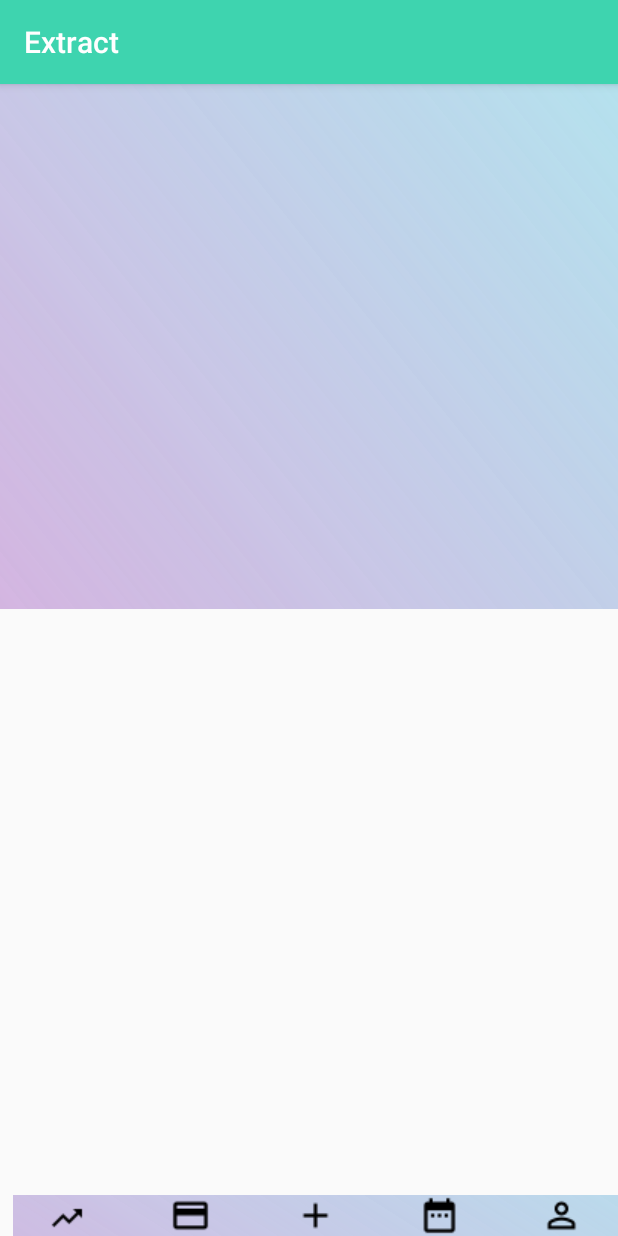
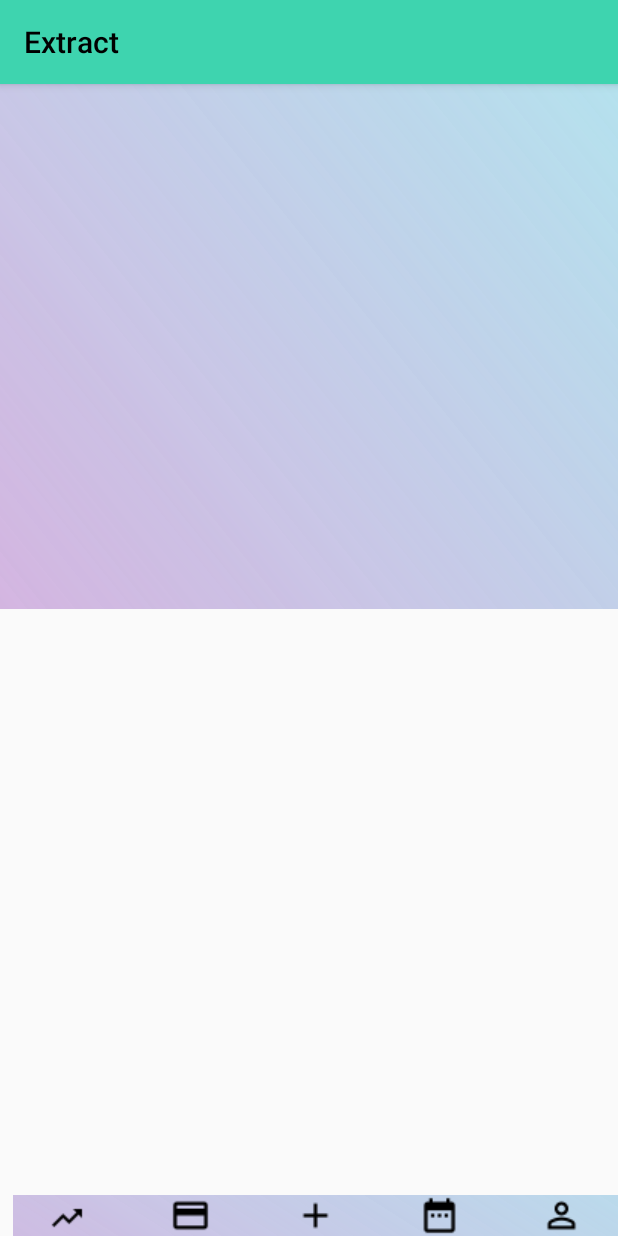
Before and after one commit to Natayoane/fin-family-app, an Android app: the screen it shows after launch (Extract), after a tap on "CREATE ACCOUNT", on a phone screen of 412 x 824 dp. Run offline under Robolectric (Android 15) with nearby library versions, the phone set to English and light mode, and no system bars.

Commit message:
Changed text color at navbar

```diff
--- a/app/src/main/AndroidManifest.xml
+++ b/app/src/main/AndroidManifest.xml
@@ -16,6 +16,7 @@
         <activity
             android:name=".Extract"
             android:label="Extract"
+            android:colorMode="default"
             android:theme="@style/navbar" />
         <activity
             android:name=".Panel"
--- a/app/src/main/res/values/styles.xml
+++ b/app/src/main/res/values/styles.xml
@@ -6,6 +6,7 @@
         <item name="colorPrimary">@color/colorPrimary</item>
         <item name="colorPrimaryDark">@color/colorPrimaryDark</item>
         <item name="colorAccent">@color/colorAccent</item>
+
     </style>
 
     <style name="navbar" parent="Theme.AppCompat.Light.DarkActionBar">
@@ -13,6 +14,7 @@
         <item name="colorPrimary">@color/colorAccent</item>
         <item name="colorPrimaryDark">@color/colorPrimaryDark</item>
         <item name="colorAccent">@color/colorPrimaryDark</item>
+        <item name="titleTextColor">#000000</item>
     </style>
 
     <!-- styles.xml -->
@@ -47,6 +49,7 @@
         <item name="android:textSize">
             50sp
         </item>
+
     </style>
 
     <!-- styles.xml -->
```
